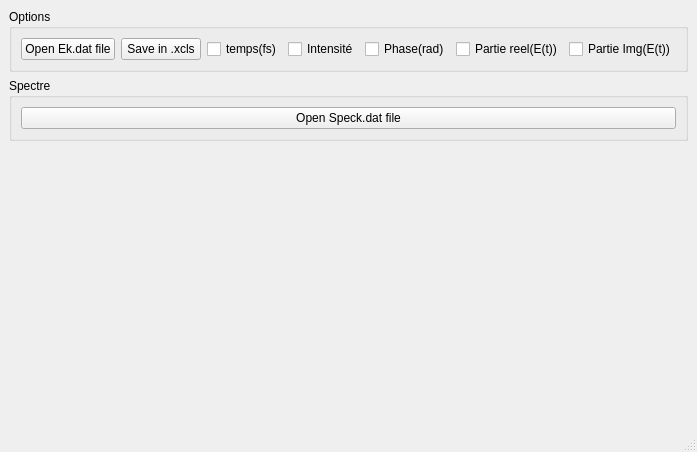
First picture: the form in frog_file.ui, repository FabL91/Lecture-.dat, before the edit.
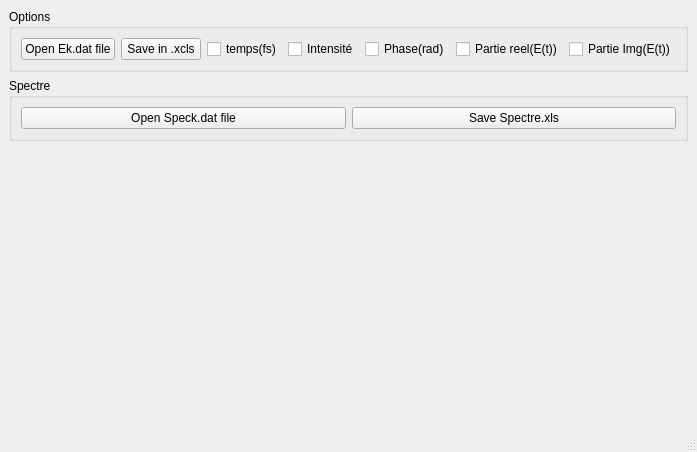
Second picture: the form after the edit.

Commit message: Ajout bouton save spectre xcls

```diff
--- a/frog_file.ui
+++ b/frog_file.ui
@@ -78,7 +78,7 @@
       <property name="title">
        <string>Spectre</string>
       </property>
-      <layout class="QVBoxLayout" name="verticalLayout_3">
+      <layout class="QHBoxLayout" name="verticalLayout_3">
        <item>
         <widget class="QPushButton" name="openSpeckButton">
          <property name="text">
@@ -86,7 +86,13 @@
          </property>
         </widget>
        </item>
-       <!-- Ajoutez ici les widgets pour le spectre si nécessaire -->
+       <item>
+        <widget class="QPushButton" name="saveSpeckButton">
+         <property name="text">
+          <string>Save Spectre.xls</string>
+         </property>
+        </widget>
+       </item>
       </layout>
      </widget>
     </item>
```
The commit also changes 1 other file.
